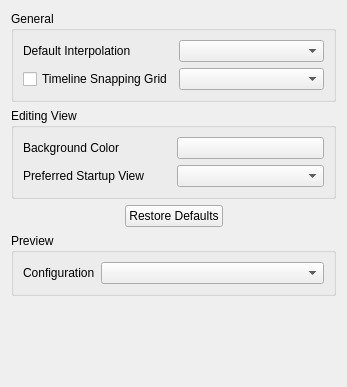
Old version of the form src/Authoring/Studio/_Win/UI/StudioAppPrefsPage.ui in the repository flyhex/qt3dstudio.
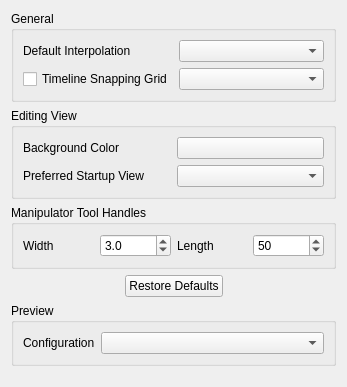
New version of the form.

Commit message:
Allow changing manipulator handle size from preference dialog
Task-number: QT3DS-1276

Patch:
```diff
--- a/src/Authoring/Studio/_Win/UI/StudioAppPrefsPage.ui
+++ b/src/Authoring/Studio/_Win/UI/StudioAppPrefsPage.ui
@@ -85,6 +85,69 @@
      </layout>
     </widget>
    </item>
+   <item>
+    <widget class="QGroupBox" name="groupBoxToolHandles">
+     <property name="title">
+      <string>Manipulator Tool Handles</string>
+     </property>
+     <layout class="QGridLayout" name="gridLayout_3">
+      <item row="0" column="1">
+       <widget class="QDoubleSpinBox" name="selectorWidth">
+        <property name="toolTip">
+         <string>The width of the 3D view
+manipulator tool handles.</string>
+        </property>
+        <property name="decimals">
+         <number>1</number>
+        </property>
+        <property name="minimum">
+         <double>1.000000000000000</double>
+        </property>
+        <property name="maximum">
+         <double>10.000000000000000</double>
+        </property>
+        <property name="singleStep">
+         <double>0.500000000000000</double>
+        </property>
+        <property name="value">
+         <double>3.000000000000000</double>
+        </property>
+       </widget>
+      </item>
+      <item row="0" column="0">
+       <widget class="QLabel" name="label_5">
+        <property name="text">
+         <string>Width</string>
+        </property>
+       </widget>
+      </item>
+      <item row="0" column="2">
+       <widget class="QLabel" name="label_6">
+        <property name="text">
+         <string>Length</string>
+        </property>
+       </widget>
+      </item>
+      <item row="0" column="3">
+       <widget class="QDoubleSpinBox" name="selectorLength">
+        <property name="toolTip">
+         <string>The length of the 3D view
+manipulator tool handles.</string>
+        </property>
+        <property name="decimals">
+         <number>0</number>
+        </property>
+        <property name="minimum">
+         <double>10.000000000000000</double>
+        </property>
+        <property name="value">
+         <double>50.000000000000000</double>
+        </property>
+       </widget>
+      </item>
+     </layout>
+    </widget>
+   </item>
    <item>
     <layout class="QHBoxLayout" name="horizontalLayout">
      <item>
```
The commit also changes 4 other files.
